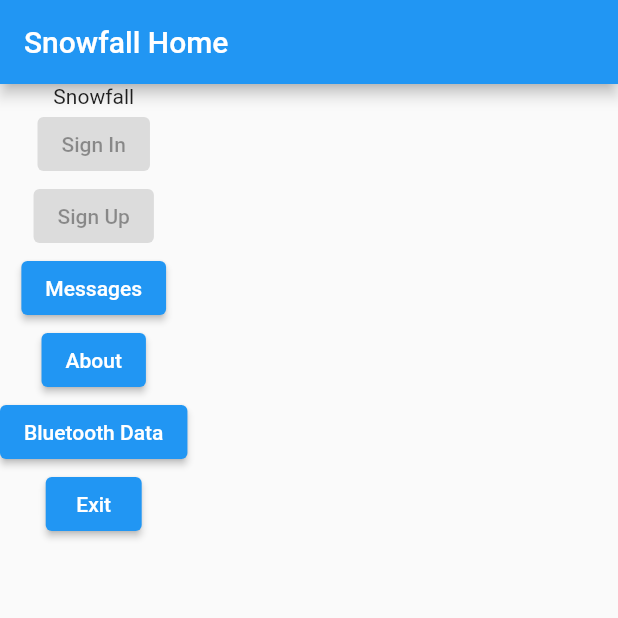
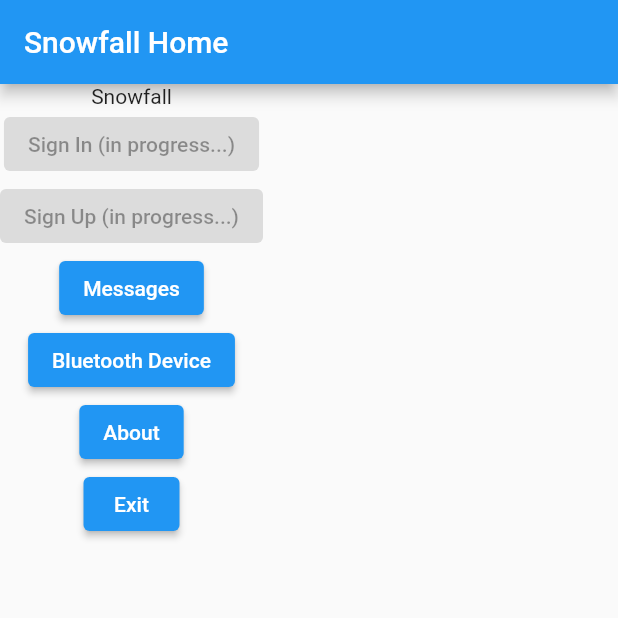
Before and after one commit to Rustam-Asdanov/snowfall_app, a Flutter app: the screen it shows after launch, on a phone screen of 412 x 824 dp, the top half of it. Run offline on Flutter 3.47's test engine with Material 2 defaults, Android fonts, the phone set to English and light mode, and no system bars; our stand-ins replace flutter_blue, location.

```diff
--- a/lib/routes/home_page.dart
+++ b/lib/routes/home_page.dart
@@ -1,4 +1,5 @@
 import 'package:flutter/material.dart';
+import 'package:snowfall_app/routes/bluetooth_data.dart';
 
 class HomePage extends StatelessWidget {
   @override
@@ -11,21 +12,24 @@ class HomePage extends StatelessWidget {
       // for choosing which route use want to open
       body: Column(children: <Widget>[
         Text("Snowfall"),
-        ElevatedButton(onPressed: null, child: Text("Sign In")),
-        ElevatedButton(onPressed: null, child: Text("Sign Up")),
+        ElevatedButton(
+            onPressed: null, child: Text("Sign In (in progress...)")),
+        ElevatedButton(
+            onPressed: null, child: Text("Sign Up (in progress...)")),
+        // if (BluetoothDataState.isConnected)
         ElevatedButton(
             onPressed: () {
               Navigator.pushNamed(context, "/messages");
             },
             child: Text("Messages")),
         ElevatedButton(
+            onPressed: () => {Navigator.pushNamed(context, "/blue_data")},
+            child: const Text("Bluetooth Device")),
+        ElevatedButton(
             onPressed: () {
               Navigator.pushNamed(context, "/about");
             },
             child: Text("About")),
-        ElevatedButton(
-            onPressed: () => {Navigator.pushNamed(context, "/blue_data")},
-            child: const Text("Bluetooth Data")),
         ElevatedButton(
             onPressed: () {
               Navigator.pushNamed(context, "/exit");
```
Also changed, not shown: lib/routes/bluetooth_data.dart (+5 -22 lines), lib/routes/emergency_messages.dart (+7 -3 lines).
